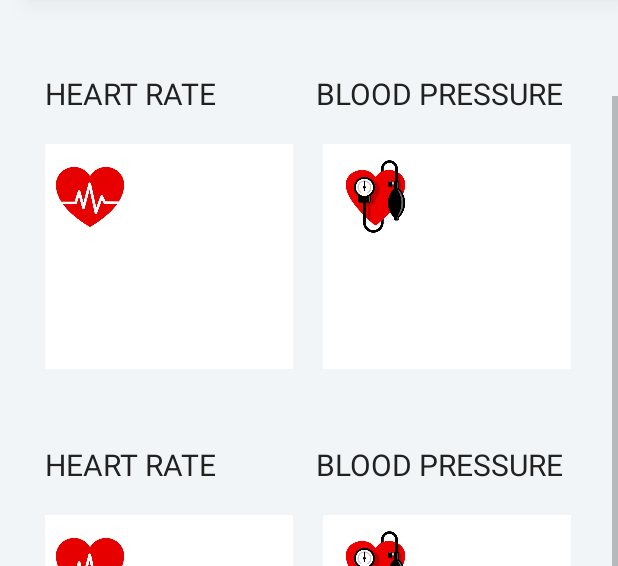
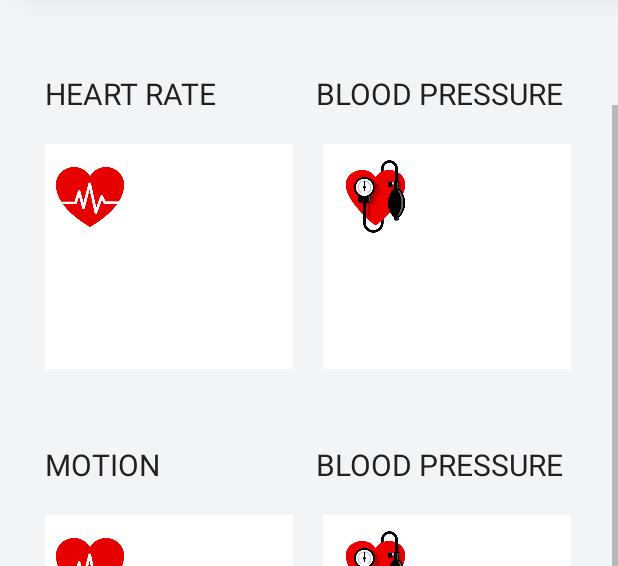
Before and after one commit to gokulg14/EmCare, an Android app: the layout activity_home_page_patient.xml on its own in the app's theme, with its tools: preview values and no code run, scrolled down 494 dp, on a phone screen of 412 x 824 dp. Shown: the part 496-1062 px from the top of the screen. Run offline under Robolectric (Android 15) with nearby library versions, the phone set to English and light mode, and no system bars; Roboto replaces fonts that are not available here.

Commit message:
Wearable3

```diff
--- a/mobile/src/main/java/com/myproj/wear/smartwatch/HealthDataProcessor.java
+++ b/mobile/src/main/java/com/myproj/wear/smartwatch/HealthDataProcessor.java
@@ -73,7 +73,7 @@ public class HealthDataProcessor extends Activity {
                 String activeUserStatus = loginDb.getActiveUserStatus();
                 Log.d("LOGINUSER","activeUserStatus"+activeUserStatus);
                 String operationStatus =  "NOACTIVEUSER".equals(activeUserStatus)?
-                        smsHelperClass.sendSMS(emNumberHelpers.get(0).getNumber(),emNumberHelpers.get(1).getNumber(),emNumberHelpers.get(2).getNumber(),"Emergency please help The person is weak",activeUserStatus)
+                        smsHelperClass.sendSMS(emNumberHelpers.get(0).getNumber(),emNumberHelpers.get(1).getNumber(),emNumberHelpers.get(2).getNumber()," Emergency please help The person is weak ",activeUserStatus)
                         :healthDataUpdation(activeUserStatus,averageHeartdata,averageGravity,averagePressure,timeData.get(0));
                 Log.d("OUTPUT","operationStatus"+operationStatus);
             }
@@ -93,7 +93,7 @@ public class HealthDataProcessor extends Activity {
         SmsHelperClass smsHelperClass = new SmsHelperClass();
         String careTakerPhoneNumber = patientDb.getCareTakerPhoneNumber(userName);
         Log.d("CARETAKER", "careTakerName" + careTakerPhoneNumber);
-        smsHelperClass.sendSMS(careTakerPhoneNumber,"","","The Patient" + userName + "Need Help, His condition is bad",userName);
+        smsHelperClass.sendSMSEmergencyCareTaker(careTakerPhoneNumber,"The Patient" + userName + "Need Help, His condition is bad",userName);
         boolean healthDataInserted = false;
         if (!healthDataDb.checkDuplicate(userName,heartData,gravityData,pressureData)) {
         healthDataInserted = healthDataDb.insertData(userName, heartData,pressureData, gravityData, time);
--- /dev/null
+++ b/mobile/src/main/res/drawable/dob_icon.xml
@@ -0,0 +1,5 @@
+<vector android:height="24dp" android:tint="#34282C"
+    android:viewportHeight="24" android:viewportWidth="24"
+    android:width="24dp" xmlns:android="http://schemas.android.com/apk/res/android">
+    <path android:fillColor="@android:color/white" android:pathData="M20,3h-1L19,1h-2v2L7,3L7,1L5,1v2L4,3c-1.1,0 -2,0.9 -2,2v16c0,1.1 0.9,2 2,2h16c1.1,0 2,-0.9 2,-2L22,5c0,-1.1 -0.9,-2 -2,-2zM20,21L4,21L4,8h16v13z"/>
+</vector>
--- /dev/null
+++ b/mobile/src/main/res/drawable/gender_icon.xml
@@ -0,0 +1,5 @@
+<vector android:height="24dp" android:tint="#34282C"
+    android:viewportHeight="24" android:viewportWidth="24"
+    android:width="24dp" xmlns:android="http://schemas.android.com/apk/res/android">
+    <path android:fillColor="@android:color/white" android:pathData="M5.5,22v-7.5L4,14.5L4,9c0,-1.1 0.9,-2 2,-2h3c1.1,0 2,0.9 2,2v5.5L9.5,14.5L9.5,22h-4zM18,22v-6h3l-2.54,-7.63C18.18,7.55 17.42,7 16.56,7h-0.12c-0.86,0 -1.63,0.55 -1.9,1.37L12,16h3v6h3zM7.5,6c1.11,0 2,-0.89 2,-2s-0.89,-2 -2,-2 -2,0.89 -2,2 0.89,2 2,2zM16.5,6c1.11,0 2,-0.89 2,-2s-0.89,-2 -2,-2 -2,0.89 -2,2 0.89,2 2,2z"/>
+</vector>
--- a/mobile/src/main/res/layout/activity_home_page_patient.xml
+++ b/mobile/src/main/res/layout/activity_home_page_patient.xml
@@ -135,7 +135,7 @@
                         android:layout_width="match_parent"
                         android:layout_height="wrap_content"
                         android:id="@+id/profile_email"
-                        android:drawableStart="@drawable/ic_baseline_person"
+                        android:drawableStart="@drawable/email_icon"
                         android:drawableTint="@color/black"
                         android:textSize="20sp" />
 
@@ -149,7 +149,7 @@
                         android:layout_width="match_parent"
                         android:layout_height="wrap_content"
                         android:id="@+id/profile_number"
-                        android:drawableStart="@drawable/ic_baseline_person"
+                        android:drawableStart="@drawable/phone_icon"
                         android:drawableTint="@color/black"
                         android:textSize="20sp" />
 
@@ -163,7 +163,7 @@
                         android:layout_width="match_parent"
                         android:layout_height="wrap_content"
                         android:id="@+id/profile_gender"
-                        android:drawableStart="@drawable/ic_baseline_person"
+                        android:drawableStart="@drawable/gender_icon"
                         android:drawableTint="@color/black"
                         android:textSize="20sp" />
 
@@ -177,7 +177,7 @@
                         android:layout_width="match_parent"
                         android:layout_height="wrap_content"
                         android:id="@+id/profile_dob"
-                        android:drawableStart="@drawable/ic_baseline_person"
+                        android:drawableStart="@drawable/dob_icon"
                         android:drawableTint="@color/black"
                         android:textSize="20sp" />
 
@@ -217,12 +217,13 @@
 
                     <RelativeLayout
                         android:layout_width="match_parent"
-                        android:layout_height="wrap_content">
+                        android:layout_height="wrap_content"
+                        android:layout_marginTop="20dp">
 
                         <Button
+                            android:id="@+id/change"
                             android:layout_width="match_parent"
                             android:layout_height="wrap_content"
-                            android:id="@+id/change"
                             android:layout_centerInParent="true"
                             android:background="#00000000"
                             android:drawableTop="@drawable/write_icon"
@@ -372,7 +373,7 @@
                         android:layout_width="0dp"
                         android:layout_height="wrap_content"
                         android:fontFamily="@font/alike_angular"
-                        android:text="@string/Heart_rate"
+                        android:text="Motion"
                         android:layout_weight="1"
                         android:textAllCaps="true"
                         android:textColor="@color/color_features"
@@ -412,6 +413,7 @@
                         <TextView
                             android:layout_width="100dp"
                             android:layout_height="50dp"
+                            android:id="@+id/motionSensor"
                             android:layout_marginTop="10dp"
                             android:layout_alignParentBottom="true"
                             android:layout_alignParentRight="true"/>
```
Also changed, not shown: mobile/src/main/java/com/myproj/wear/caretaker/CaretakerHome.java (+7 -0 lines), mobile/src/main/java/com/myproj/wear/helperclasses/SmsHelperClass.java (+20 -2 lines), mobile/src/main/java/com/myproj/wear/patient/HomePagePatient.java (+7 -0 lines), mobile/src/main/res/layout/activity_caretaker_home.xml (+5 -3 lines).
